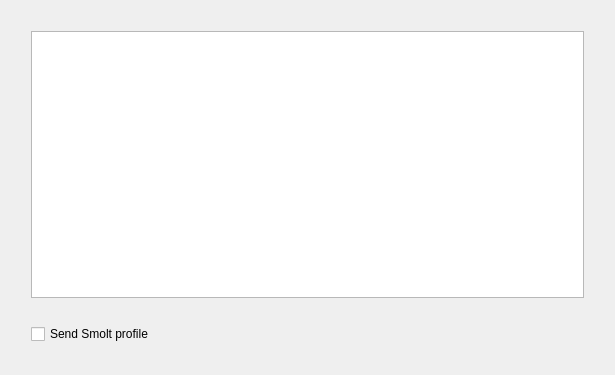
Qt form kde4/kaptan4/src/gui/smoltWidget.ui (pars-linux/uludag) before a commit.
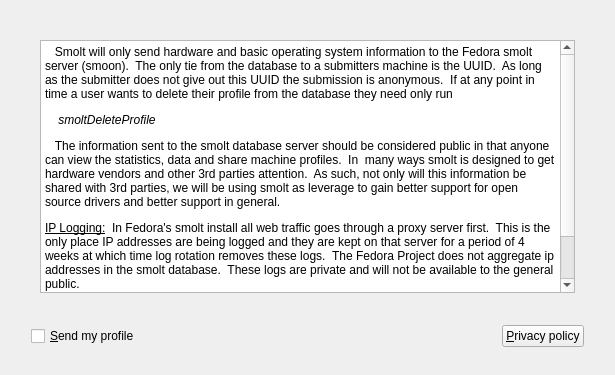
The same form after that commit. The open tabs and pages were chosen to show the change.

Commit message: main structure transferred from smoltkde4gui project

```diff
--- a/kde4/kaptan4/src/gui/smoltWidget.ui
+++ b/kde4/kaptan4/src/gui/smoltWidget.ui
@@ -13,7 +13,7 @@
   <property name="windowTitle">
    <string>Smolt</string>
   </property>
-  <layout class="QGridLayout" name="gridLayout">
+  <layout class="QGridLayout" name="gridLayout_4">
    <item row="0" column="1">
     <spacer name="verticalSpacer_2">
      <property name="orientation">
@@ -30,7 +30,7 @@
      </property>
     </spacer>
    </item>
-   <item row="1" column="0">
+   <item row="2" column="0">
     <spacer name="horizontalSpacer_3">
      <property name="orientation">
       <enum>Qt::Horizontal</enum>
@@ -46,14 +46,9 @@
      </property>
     </spacer>
    </item>
-   <item row="1" column="1">
-    <layout class="QVBoxLayout" name="verticalLayout_2">
-     <item>
-      <widget class="QTextEdit" name="textSmolt"/>
-     </item>
-     <item>
-      <layout class="QVBoxLayout" name="verticalLayout">
-       <item>
+   <item row="2" column="1">
+    <layout class="QGridLayout" name="gridLayout">
+     <item row="0" column="0" colspan="3">
         <spacer name="verticalSpacer">
          <property name="orientation">
           <enum>Qt::Vertical</enum>
@@ -63,40 +58,70 @@
          </property>
          <property name="sizeHint" stdset="0">
           <size>
-           <width>20</width>
-           <height>20</height>
+         <width>538</width>
+         <height>17</height>
           </size>
          </property>
         </spacer>
        </item>
-       <item>
+     <item row="1" column="0">
         <widget class="QCheckBox" name="checkBox">
+       <property name="sizePolicy">
+        <sizepolicy hsizetype="Minimum" vsizetype="Fixed">
+         <horstretch>0</horstretch>
+         <verstretch>0</verstretch>
+        </sizepolicy>
+       </property>
          <property name="text">
-          <string>Send Smolt profile </string>
+        <string>&amp;Send my profile</string>
          </property>
         </widget>
        </item>
-       <item>
-        <spacer name="verticalSpacer_3">
+     <item row="1" column="1">
+      <spacer name="horizontalSpacer">
          <property name="orientation">
-          <enum>Qt::Vertical</enum>
-         </property>
-         <property name="sizeType">
-          <enum>QSizePolicy::Fixed</enum>
+        <enum>Qt::Horizontal</enum>
          </property>
          <property name="sizeHint" stdset="0">
           <size>
-           <width>20</width>
+         <width>40</width>
            <height>20</height>
           </size>
          </property>
         </spacer>
-       </item>
-      </layout>
-     </item>
-    </layout>
    </item>
    <item row="1" column="2">
+      <widget class="QPushButton" name="privacyButton">
+       <property name="sizePolicy">
+        <sizepolicy hsizetype="Minimum" vsizetype="Fixed">
+         <horstretch>0</horstretch>
+         <verstretch>0</verstretch>
+        </sizepolicy>
+       </property>
+       <property name="text">
+        <string>&amp;Privacy policy</string>
+       </property>
+      </widget>
+     </item>
+     <item row="2" column="0" colspan="3">
+      <spacer name="verticalSpacer_3">
+       <property name="orientation">
+        <enum>Qt::Vertical</enum>
+       </property>
+       <property name="sizeType">
+        <enum>QSizePolicy::Fixed</enum>
+       </property>
+       <property name="sizeHint" stdset="0">
+        <size>
+         <width>538</width>
+         <height>17</height>
+        </size>
+       </property>
+      </spacer>
+     </item>
+    </layout>
+   </item>
+   <item row="2" column="2">
     <spacer name="horizontalSpacer_2">
      <property name="orientation">
       <enum>Qt::Horizontal</enum>
@@ -112,6 +137,45 @@
      </property>
     </spacer>
    </item>
+   <item row="1" column="1">
+    <widget class="QStackedWidget" name="stackedWidget">
+     <property name="currentIndex">
+      <number>0</number>
+     </property>
+     <widget class="QWidget" name="profilePage">
+      <layout class="QGridLayout" name="gridLayout_2">
+       <item row="0" column="0">
+        <widget class="QTableWidget" name="tableWidget">
+         <property name="columnCount">
+          <number>2</number>
+         </property>
+         <column/>
+         <column/>
+        </widget>
+       </item>
+      </layout>
+     </widget>
+     <widget class="QWidget" name="privacyPage">
+      <layout class="QGridLayout" name="gridLayout_3">
+       <item row="0" column="0">
+        <widget class="QTextEdit" name="textEdit">
+         <property name="html">
+          <string>&lt;!DOCTYPE HTML PUBLIC &quot;-//W3C//DTD HTML 4.0//EN&quot; &quot;http://www.w3.org/TR/REC-html40/strict.dtd&quot;&gt;
+&lt;html&gt;&lt;head&gt;&lt;meta name=&quot;qrichtext&quot; content=&quot;1&quot; /&gt;&lt;style type=&quot;text/css&quot;&gt;
+p, li { white-space: pre-wrap; }
+&lt;/style&gt;&lt;/head&gt;&lt;body style=&quot; font-family:'Sans Serif'; font-size:9pt; font-weight:400; font-style:normal;&quot;&gt;
+&lt;p style=&quot; margin-top:12px; margin-bottom:12px; margin-left:0px; margin-right:0px; -qt-block-indent:0; text-indent:0px;&quot;&gt;   Smolt will only send hardware and basic operating system information to the Fedora smolt server (smoon).  The only tie from the database to a submitters machine is the UUID.  As long as the submitter does not give out this UUID the submission is anonymous.  If at any point in time a user wants to delete their profile from the database they need only run&lt;/p&gt;
+&lt;p style=&quot; margin-top:12px; margin-bottom:12px; margin-left:0px; margin-right:0px; -qt-block-indent:0; text-indent:0px;&quot;&gt;    &lt;span style=&quot; font-style:italic;&quot;&gt;smoltDeleteProfile&lt;/span&gt;&lt;/p&gt;
+&lt;p style=&quot; margin-top:12px; margin-bottom:12px; margin-left:0px; margin-right:0px; -qt-block-indent:0; text-indent:0px;&quot;&gt;   The information sent to the smolt database server should be considered public in that anyone can view the statistics, data and share machine profiles.  In  many ways smolt is designed to get hardware vendors and other 3rd parties attention.  As such, not only will this information be shared with 3rd parties, we will be using smolt as leverage to gain better support for open source drivers and better support in general.&lt;/p&gt;
+&lt;p style=&quot; margin-top:12px; margin-bottom:12px; margin-left:0px; margin-right:0px; -qt-block-indent:0; text-indent:0px;&quot;&gt;&lt;span style=&quot; text-decoration: underline;&quot;&gt;IP Logging:&lt;/span&gt;  In Fedora's smolt install all web traffic goes through a proxy server first.  This is the only place IP addresses are being logged and they are kept on that server for a period of 4 weeks at which time log rotation removes these logs.  The Fedora Project does not aggregate ip addresses in the smolt database.  These logs are private and will not be available to the general public.&lt;/p&gt;
+&lt;p style=&quot; margin-top:12px; margin-bottom:12px; margin-left:0px; margin-right:0px; -qt-block-indent:0; text-indent:0px;&quot;&gt;   Users unhappy with this policy should simply not use smolt.  Users with questions about this policy should contact the Fedora Infrastructure Team at admin [at] fedoraproject.org  Also remember that users can delete their profiles at any time using &quot;&lt;span style=&quot; font-style:italic;&quot;&gt;smoltDeleteProfile&lt;/span&gt;&quot;&lt;/p&gt;&lt;/body&gt;&lt;/html&gt;</string>
+         </property>
+        </widget>
+       </item>
+      </layout>
+     </widget>
+    </widget>
+   </item>
   </layout>
  </widget>
  <resources/>
```
Lines whose indentation alone changed are shown as unchanged. The commit also changes 1 other file.
